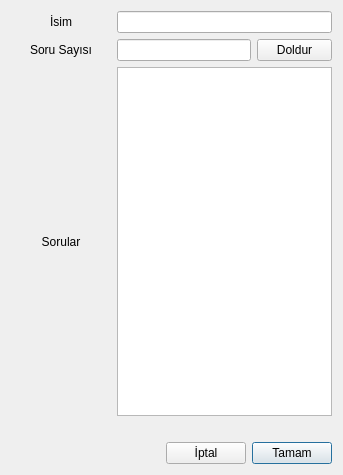
Above: eklesinav.ui from ekcdr/bahcesehirbitirme before the change. Below: the same form after it.
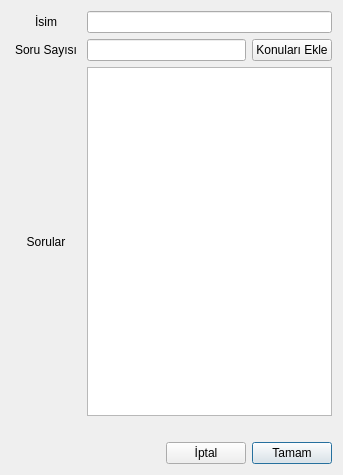
That is the form after the change.

The edit to the form file:
```diff
--- a/eklesinav.ui
+++ b/eklesinav.ui
@@ -20,13 +20,13 @@
       <widget class="QLabel" name="label_7">
        <property name="minimumSize">
         <size>
-         <width>100</width>
+         <width>70</width>
          <height>0</height>
         </size>
        </property>
        <property name="maximumSize">
         <size>
-         <width>100</width>
+         <width>70</width>
          <height>16777215</height>
         </size>
        </property>
@@ -45,13 +45,13 @@
       <widget class="QLabel" name="label_8">
        <property name="minimumSize">
         <size>
-         <width>100</width>
+         <width>70</width>
          <height>0</height>
         </size>
        </property>
        <property name="maximumSize">
         <size>
-         <width>100</width>
+         <width>70</width>
          <height>16777215</height>
         </size>
        </property>
@@ -70,13 +70,13 @@
       <widget class="QLabel" name="label_9">
        <property name="minimumSize">
         <size>
-         <width>100</width>
+         <width>70</width>
          <height>0</height>
         </size>
        </property>
        <property name="maximumSize">
         <size>
-         <width>100</width>
+         <width>70</width>
          <height>16777215</height>
         </size>
        </property>
@@ -95,7 +95,7 @@
       <widget class="QPushButton" name="btnDoldur">
        <property name="maximumSize">
         <size>
-         <width>75</width>
+         <width>110</width>
          <height>16777215</height>
         </size>
        </property>
@@ -106,7 +106,7 @@
         </font>
        </property>
        <property name="text">
-        <string>Doldur</string>
+        <string>Konuları Ekle</string>
        </property>
        <property name="autoDefault">
         <bool>false</bool>
```
